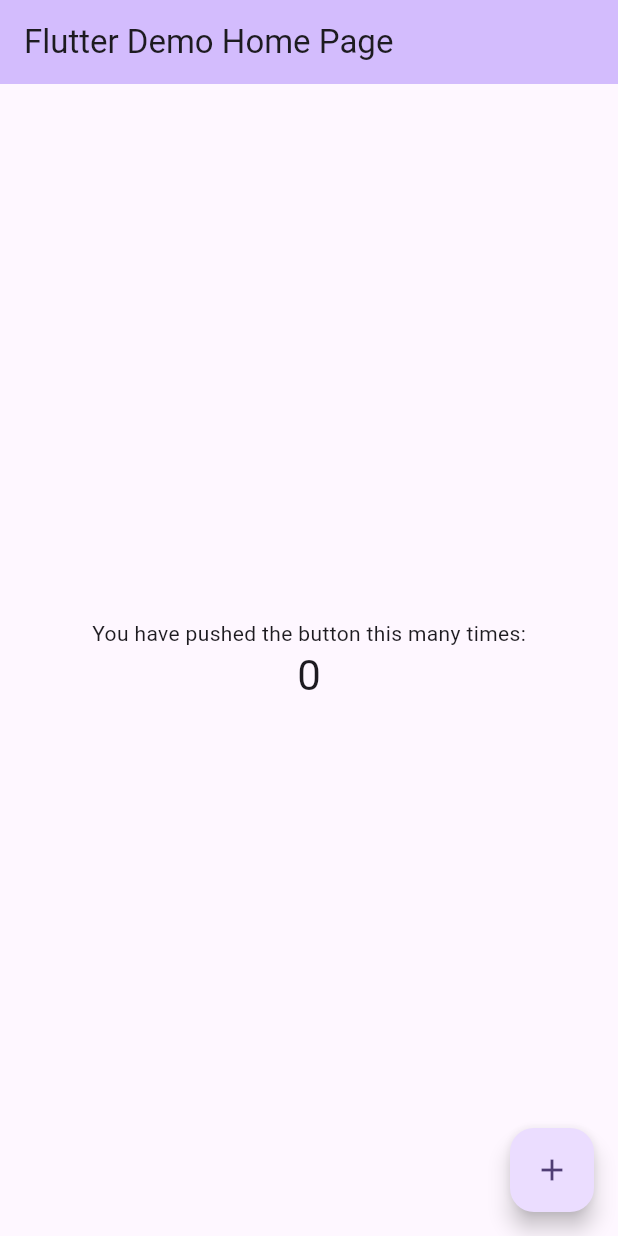
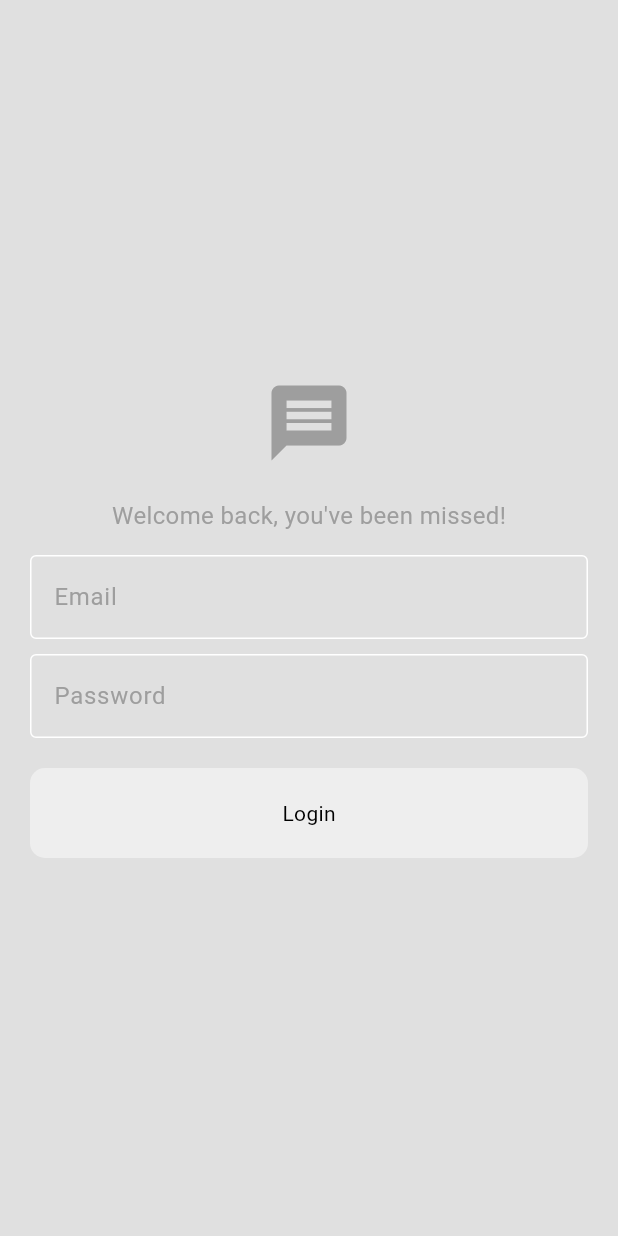
Before and after one commit to shaxabaxa1117/simple_chat_app, a Flutter app: the screen it shows after launch, on a phone screen of 412 x 824 dp. Run offline on Flutter 3.47's test engine with Material 3 defaults, Android fonts, the light colour scheme and no system bars.

Commit message:
loginpage_created

```diff
--- /dev/null
+++ b/lib/components/my_button.dart
@@ -0,0 +1,27 @@
+import 'package:flutter/material.dart';
+
+class MyButton extends StatelessWidget {
+  final String text;
+  final void Function()? onTap;
+  const MyButton({super.key, required this.text, this.onTap});
+
+  @override
+  Widget build(BuildContext context) {
+    return GestureDetector(
+      onTap: onTap,
+      child: Container(
+        padding: const EdgeInsets.all(20),
+        margin: const EdgeInsets.symmetric(horizontal: 20),
+        decoration: BoxDecoration(
+          color: Theme.of(context).colorScheme.secondary,
+          borderRadius: BorderRadius.circular(10),
+        ),
+        child: Center(
+          child: Text(
+            text,
+          ),
+        ),
+      ),
+    );
+  }
+}
--- /dev/null
+++ b/lib/components/my_textfield.dart
@@ -0,0 +1,37 @@
+import 'package:flutter/material.dart';
+
+class MyTextfield extends StatelessWidget {
+  final String hintText;
+  final bool isObseureText;
+  final TextEditingController controller;
+  const MyTextfield({super.key, required this.hintText, required this.isObseureText, required this.controller});
+
+  @override
+  Widget build(BuildContext context) {
+    return Padding(
+      padding: const EdgeInsets.symmetric(horizontal: 20),
+      child: TextField(
+        controller: controller,
+        obscureText: isObseureText,
+        decoration: InputDecoration(
+          hintText: hintText,
+          hintStyle: TextStyle(
+            color: Theme.of(context).colorScheme.primary,
+          ),
+          enabledBorder: OutlineInputBorder(
+            borderSide: BorderSide(
+              color: Theme.of(context).colorScheme.tertiary,
+            ),
+          ),
+          focusedBorder: OutlineInputBorder(
+            borderSide: BorderSide(
+              color: Theme.of(context).colorScheme.primary,//
+
+              // changes//
+            ),
+          ),
+        ),
+      ),
+    );
+  }
+}
--- a/lib/main.dart
+++ b/lib/main.dart
@@ -1,4 +1,6 @@
 import 'package:flutter/material.dart';
+import 'package:simple_chat_app/pages/login_page.dart';
+import 'package:simple_chat_app/theme/light_mode.dart';
 
 void main() {
   runApp(const MyApp());
@@ -7,119 +9,13 @@
 class MyApp extends StatelessWidget {
   const MyApp({super.key});
 
-  // This widget is the root of your application.
+  // This widget is the root of your application.//
   @override
   Widget build(BuildContext context) {
     return MaterialApp(
       title: 'Flutter Demo',
-      theme: ThemeData(
-        // This is the theme of your application.
-        //
-        // TRY THIS: Try running your application with "flutter run". You'll see
-        // the application has a purple toolbar. Then, without quitting the app,
-        // try changing the seedColor in the colorScheme below to Colors.green
-        // and then invoke "hot reload" (save your changes or press the "hot
-        // reload" button in a Flutter-supported IDE, or press "r" if you used
-        // the command line to start the app).
-        //
-        // Notice that the counter didn't reset back to zero; the application
-        // state is not lost during the reload. To reset the state, use hot
-        // restart instead.
-        //
-        // This works for code too, not just values: Most code changes can be
-        // tested with just a hot reload.
-        colorScheme: ColorScheme.fromSeed(seedColor: Colors.deepPurple),
-        useMaterial3: true,
-      ),
-      home: const MyHomePage(title: 'Flutter Demo Home Page'),
+      theme: lightMode,
+      home: LoginPage(),
     );
   }
 }
-
-class MyHomePage extends StatefulWidget {
-  const MyHomePage({super.key, required this.title});
-
-  // This widget is the home page of your application. It is stateful, meaning
-  // that it has a State object (defined below) that contains fields that affect
-  // how it looks.
-
-  // This class is the configuration for the state. It holds the values (in this
-  // case the title) provided by the parent (in this case the App widget) and
-  // used by the build method of the State. Fields in a Widget subclass are
-  // always marked "final".
-
-  final String title;
-
-  @override
-  State<MyHomePage> createState() => _MyHomePageState();
-}
-
-class _MyHomePageState extends State<MyHomePage> {
-  int _counter = 0;
-
-  void _incrementCounter() {
-    setState(() {
-      // This call to setState tells the Flutter framework that something has
-      // changed in this State, which causes it to rerun the build method below
-      // so that the display can reflect the updated values. If we changed
-      // _counter without calling setState(), then the build method would not be
-      // called again, and so nothing would appear to happen.
-      _counter++;
-    });
-  }
-
-  @override
-  Widget build(BuildContext context) {
-    // This method is rerun every time setState is called, for instance as done
-    // by the _incrementCounter method above.
-    //
-    // The Flutter framework has been optimized to make rerunning build methods
-    // fast, so that you can just rebuild anything that needs updating rather
-    // than having to individually change instances of widgets.
-    return Scaffold(
-      appBar: AppBar(
-        // TRY THIS: Try changing the color here to a specific color (to
-        // Colors.amber, perhaps?) and trigger a hot reload to see the AppBar
-        // change color while the other colors stay the same.
-        backgroundColor: Theme.of(context).colorScheme.inversePrimary,
-        // Here we take the value from the MyHomePage object that was created by
-        // the App.build method, and use it to set our appbar title.
-        title: Text(widget.title),
-      ),
-      body: Center(
-        // Center is a layout widget. It takes a single child and positions it
-        // in the middle of the parent.
-        child: Column(
-          // Column is also a layout widget. It takes a list of children and
-          // arranges them vertically. By default, it sizes itself to fit its
-          // children horizontally, and tries to be as tall as its parent.
-          //
-          // Column has various properties to control how it sizes itself and
-          // how it positions its children. Here we use mainAxisAlignment to
-          // center the children vertically; the main axis here is the vertical
-          // axis because Columns are vertical (the cross axis would be
-          // horizontal).
-          //
-          // TRY THIS: Invoke "debug painting" (choose the "Toggle Debug Paint"
-          // action in the IDE, or press "p" in the console), to see the
-          // wireframe for each widget.
-          mainAxisAlignment: MainAxisAlignment.center,
-          children: <Widget>[
-            const Text(
-              'You have pushed the button this many times:',
-            ),
-            Text(
-              '$_counter',
-              style: Theme.of(context).textTheme.headlineMedium,
-            ),
-          ],
-        ),
-      ),
-      floatingActionButton: FloatingActionButton(
-        onPressed: _incrementCounter,
-        tooltip: 'Increment',
-        child: const Icon(Icons.add),
-      ), // This trailing comma makes auto-formatting nicer for build methods.
-    );
-  }
-}
--- /dev/null
+++ b/lib/pages/login_page.dart
@@ -0,0 +1,63 @@
+import 'package:flutter/material.dart';
+import 'package:simple_chat_app/components/my_button.dart';
+import 'package:simple_chat_app/components/my_textfield.dart';
+
+class LoginPage extends StatelessWidget {
+  TextEditingController _emailController = TextEditingController();
+  TextEditingController _passwordController = TextEditingController();
+
+  void login(){
+
+  }
+  LoginPage({super.key});
+
+  @override
+  Widget build(BuildContext context) {
+    return Scaffold(
+      backgroundColor: Theme.of(context).colorScheme.surface,
+      body: Column(
+        mainAxisAlignment: MainAxisAlignment.center,
+        children: [
+          Icon(
+            Icons.message,
+            size: 60,
+            color: Theme.of(context).colorScheme.primary,
+          ),
+          const SizedBox(
+            height: 20,
+          ),
+          Text(
+            'Welcome back, you\'ve been missed!',
+            style: TextStyle(
+              color: Theme.of(context).colorScheme.primary,
+              fontSize: 16,
+            ),
+          ),
+          const SizedBox(
+            height: 15,
+          ),
+          MyTextfield(
+            hintText: 'Email',
+            isObseureText: false,
+            controller: _emailController,
+          ),
+          const SizedBox(
+            height: 10,
+          ),
+          MyTextfield(
+            hintText: 'Password',
+            isObseureText: true,
+            controller: _passwordController,
+          ),
+          SizedBox(
+            height: 20,
+          ),
+          MyButton(
+            text: 'Login',
+            onTap: login ,
+          )
+        ],
+      ),
+    );
+  }
+}
--- /dev/null
+++ b/lib/theme/light_mode.dart
@@ -0,0 +1,12 @@
+
+import 'package:flutter/material.dart';
+
+ThemeData lightMode = ThemeData(
+  colorScheme: ColorScheme.light(
+    surface: Colors.grey.shade300,
+    primary: Colors.grey.shade500,
+    secondary: Colors.grey.shade200,
+    tertiary: Colors.white,
+    inversePrimary: Colors.grey.shade300
+  ),
+);
```
Also changed, not shown: 1 other file.
